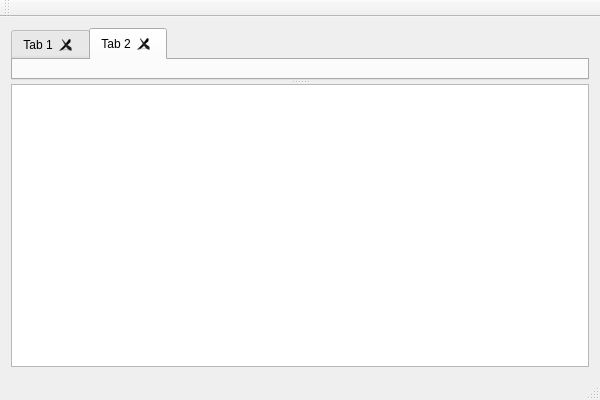
The window that ModbusDevices/ModbusDevices.ui (darcyg/ModbusDevices) describes before a commit, drawn with Qt 5.
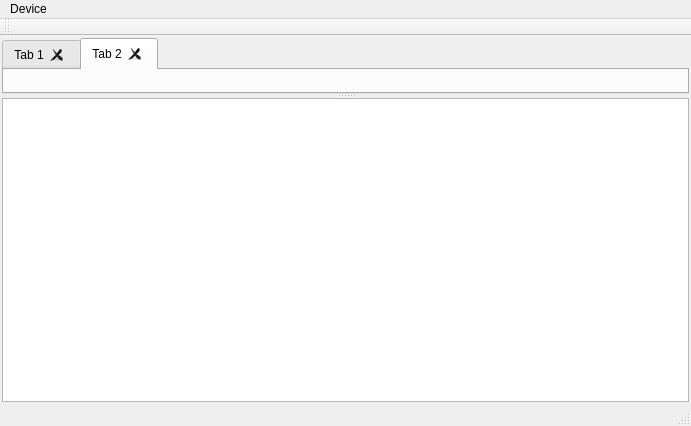
The same window after the commit. The open tabs and pages were chosen to show the change. Custom widgets are drawn as their Qt base class.

Patch:
```diff
--- a/ModbusDevices/ModbusDevices.ui
+++ b/ModbusDevices/ModbusDevices.ui
@@ -6,8 +6,8 @@
    <rect>
     <x>0</x>
     <y>0</y>
-    <width>600</width>
-    <height>400</height>
+    <width>691</width>
+    <height>426</height>
    </rect>
   </property>
   <property name="windowTitle">
@@ -15,6 +15,12 @@
   </property>
   <widget class="QWidget" name="centralWidget">
    <layout class="QVBoxLayout" name="verticalLayout">
+    <property name="spacing">
+     <number>2</number>
+    </property>
+    <property name="margin">
+     <number>2</number>
+    </property>
     <item>
      <widget class="QSplitter" name="splitter">
       <property name="orientation">
@@ -38,7 +44,14 @@
         </attribute>
        </widget>
       </widget>
-      <widget class="LoggerWidget" name="textEdit"/>
+      <widget class="LoggerWidget" name="textEdit">
+       <property name="sizePolicy">
+        <sizepolicy hsizetype="Expanding" vsizetype="Fixed">
+         <horstretch>0</horstretch>
+         <verstretch>0</verstretch>
+        </sizepolicy>
+       </property>
+      </widget>
      </widget>
     </item>
    </layout>
@@ -48,11 +61,20 @@
     <rect>
      <x>0</x>
      <y>0</y>
-     <width>600</width>
+     <width>691</width>
      <height>21</height>
     </rect>
    </property>
+   <widget class="QMenu" name="menuFile">
+    <property name="title">
+     <string>Device</string>
+    </property>
+    <addaction name="actionOpen"/>
+    <addaction name="actionClose"/>
+   </widget>
+   <addaction name="menuFile"/>
   </widget>
+  <widget class="QStatusBar" name="statusBar"/>
   <widget class="QToolBar" name="mainToolBar">
    <attribute name="toolBarArea">
     <enum>TopToolBarArea</enum>
@@ -61,7 +83,16 @@
     <bool>false</bool>
    </attribute>
   </widget>
-  <widget class="QStatusBar" name="statusBar"/>
+  <action name="actionOpen">
+   <property name="text">
+    <string>Open</string>
+   </property>
+  </action>
+  <action name="actionClose">
+   <property name="text">
+    <string>Close</string>
+   </property>
+  </action>
  </widget>
  <layoutdefault spacing="6" margin="11"/>
  <customwidgets>
```
Left out of the diff: 2 changed lines with no effect on the pictures.
